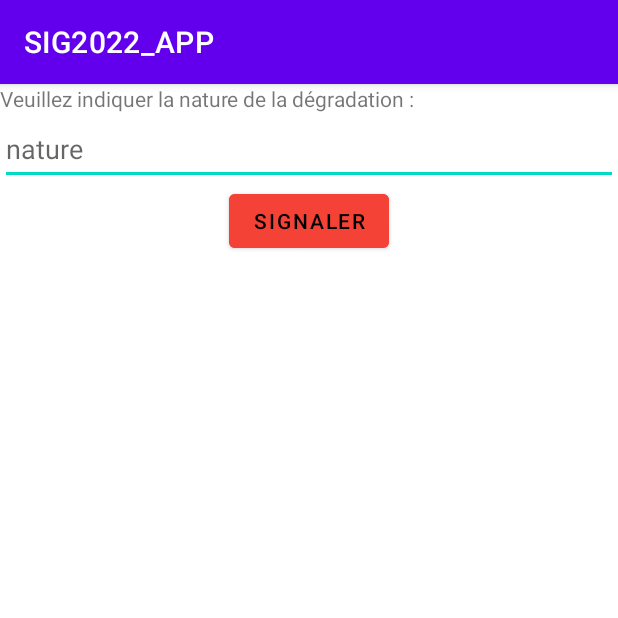
After one commit to Ak-iu/SIG2022_APP, an Android app: the SignalerDegradationActivity screen opened directly, with no data from a screen before it, on a phone screen of 412 x 824 dp, the top half of it. The commit adds this screen. Run offline under Robolectric (Android 15) with nearby library versions, the phone set to English and light mode, and no system bars.

Commit message:
Système signalement dégradation (sans api)

```diff
--- /dev/null
+++ b/app/src/main/java/com/example/sig2022_app/SignalerDegradationActivity.java
@@ -0,0 +1,42 @@
+package com.example.sig2022_app;
+
+import androidx.appcompat.app.AppCompatActivity;
+
+import android.os.Build;
+import android.os.Bundle;
+import android.util.Log;
+import android.widget.Button;
+import android.widget.EditText;
+
+import com.google.android.material.snackbar.BaseTransientBottomBar;
+import com.google.android.material.snackbar.Snackbar;
+
+import java.time.LocalDate;
+
+public class SignalerDegradationActivity extends AppCompatActivity {
+
+    private String objectid;
+
+    @Override
+    protected void onCreate(Bundle savedInstanceState) {
+        super.onCreate(savedInstanceState);
+        setContentView(R.layout.activity_signaler_degradation);
+        objectid = getIntent().getStringExtra("objectid");
+        Button button = findViewById(R.id.valider);
+        button.setOnClickListener(view ->signaler());
+    }
+
+    public void signaler() {
+        String nature = ((EditText) findViewById(R.id.editText_degradation)).getText().toString();
+        if (nature.isEmpty()) {
+            Snackbar.make(findViewById(R.id.myCoordinatorLayout),R.string.erreur_nature_vide, BaseTransientBottomBar.LENGTH_SHORT).show();
+        }
+        else {
+            //TODO Connexion à l'API
+            if (Build.VERSION.SDK_INT >= Build.VERSION_CODES.O) {
+                Log.d("Signaler",objectid+","+nature+","+LocalDate.now());
+            }
+            finish();
+        }
+    }
+}
--- a/app/src/main/java/com/example/sig2022_app/WebAppInterface.java
+++ b/app/src/main/java/com/example/sig2022_app/WebAppInterface.java
@@ -21,6 +21,7 @@ public class WebAppInterface {
         try {
             Intent intent = new Intent(context,DetailsPavActivity.class);
             JSONObject json_pav = new JSONObject(message);
+            intent.putExtra("objectid" , json_pav.getString("objectid"));
             intent.putExtra("modele_colonne" , json_pav.getString("modele_colonne"));
             intent.putExtra("jour_nettoyage" , json_pav.getString("jour_nettoyage"));
             intent.putExtra("opening_hours" , json_pav.getString("opening_hours"));
@@ -38,6 +39,7 @@ public class WebAppInterface {
         try {
             Intent intent = new Intent(context,DetailsMobilierActivity.class);
             JSONObject json_pav = new JSONObject(message);
+            intent.putExtra("objectid" , json_pav.getString("objectid"));
             intent.putExtra("descriptio" , json_pav.getString("descriptio"));
             context.startActivity(intent);
         } catch (JSONException e) {
--- /dev/null
+++ b/app/src/main/res/layout/activity_signaler_degradation.xml
@@ -0,0 +1,40 @@
+<?xml version="1.0" encoding="utf-8"?>
+<androidx.coordinatorlayout.widget.CoordinatorLayout
+    android:id="@+id/myCoordinatorLayout"
+    xmlns:android="http://schemas.android.com/apk/res/android"
+    android:layout_width="match_parent"
+    android:layout_height="match_parent">
+
+    <LinearLayout
+        android:layout_width="match_parent"
+        android:layout_height="match_parent"
+        android:orientation="vertical">
+
+        <TextView
+            android:id="@+id/label_degradation"
+            android:layout_width="match_parent"
+            android:layout_height="wrap_content"
+            android:text="@string/label_signaler" />
+
+        <EditText
+            android:id="@+id/editText_degradation"
+            android:layout_width="match_parent"
+            android:layout_height="wrap_content"
+            android:ems="10"
+            android:inputType="textPersonName"
+            android:minHeight="48dp"
+            android:hint="@string/hint_degradation"
+            android:autofillHints="" />
+
+        <Button
+            android:id="@+id/valider"
+            android:layout_width="wrap_content"
+            android:layout_height="wrap_content"
+            android:backgroundTint="#F44336"
+            android:text="@string/button"
+            android:textColor="#000000"
+            android:layout_gravity="center"/>
+    </LinearLayout>
+
+
+</androidx.coordinatorlayout.widget.CoordinatorLayout>
--- a/app/src/main/res/values/strings.xml
+++ b/app/src/main/res/values/strings.xml
@@ -16,4 +16,9 @@
     <string name="inconnus">Inconnus</string>
 
     <string name="label_description">Description :</string>
+    <string name="fab_degradation">Signaler une dégradation</string>
+    <string name="label_signaler">Veuillez indiquer la nature de la dégradation :</string>
+    <string name="button">Signaler</string>
+    <string name="hint_degradation">nature</string>
+    <string name="erreur_nature_vide">Veuillez indiquer la nature de la dégradation</string>
 </resources>
```
Also changed, not shown: app/src/main/AndroidManifest.xml (+7 -1 lines), app/src/main/java/com/example/sig2022_app/DetailsMobilierActivity.java (+19 -0 lines), app/src/main/java/com/example/sig2022_app/DetailsPavActivity.java (+21 -0 lines), app/src/main/res/layout/activity_details_mobilier.xml (+26 -2 lines), app/src/main/res/layout/activity_details_pav.xml (+26 -2 lines).
